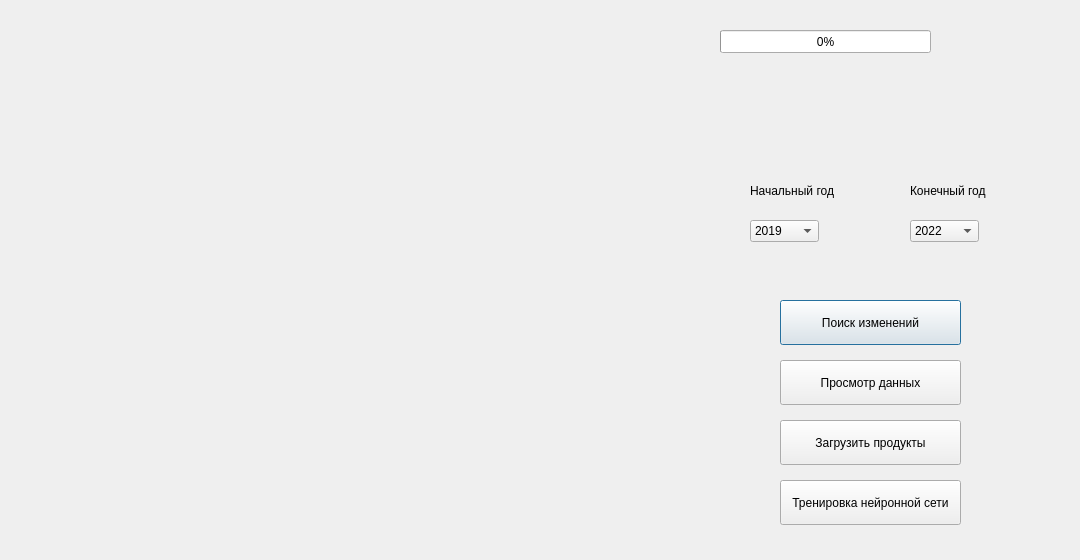
Before: the Qt Designer form change_detector/UserInterface/ui_files/change_detection_dialog.ui in MoonlightEnjoyer/ChangeDetectionPlugin, drawn with Qt 5.
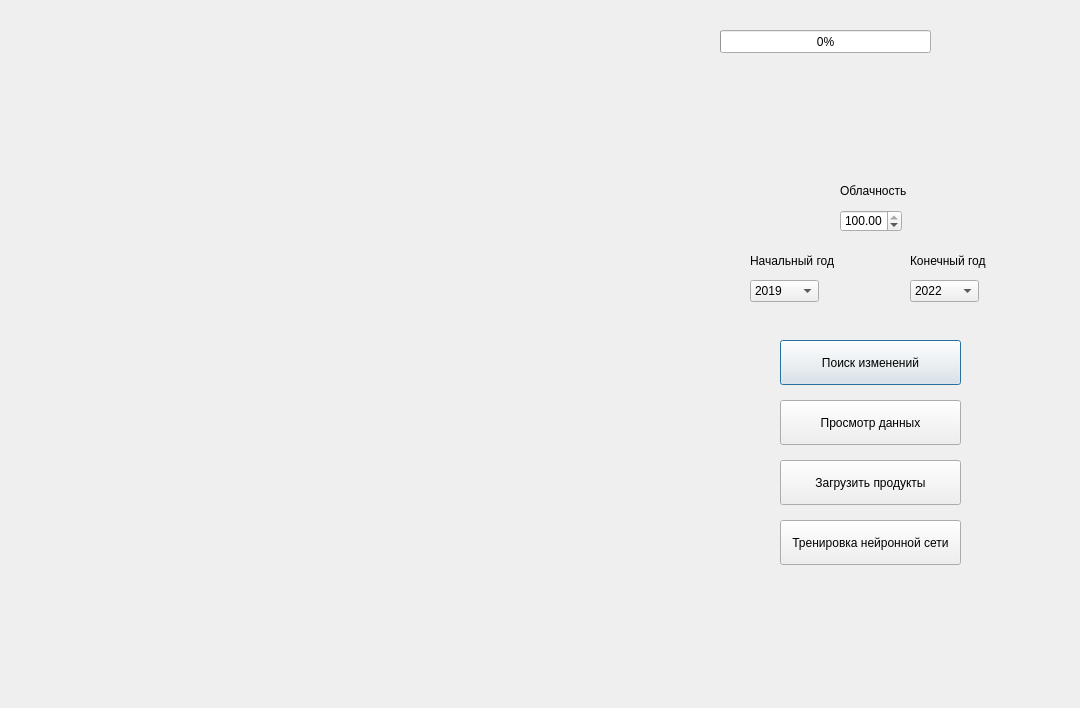
After: the same form once the commit is applied.

What changed in the file:
```diff
--- a/change_detector/UserInterface/ui_files/change_detection_dialog.ui
+++ b/change_detector/UserInterface/ui_files/change_detection_dialog.ui
@@ -7,7 +7,7 @@
     <x>0</x>
     <y>0</y>
     <width>1080</width>
-    <height>560</height>
+    <height>708</height>
    </rect>
   </property>
   <property name="windowTitle">
@@ -19,7 +19,7 @@
      <x>20</x>
      <y>20</y>
      <width>600</width>
-     <height>492</height>
+     <height>552</height>
     </rect>
    </property>
    <property name="text">
@@ -30,7 +30,7 @@
    <property name="geometry">
     <rect>
      <x>780</x>
-     <y>300</y>
+     <y>340</y>
      <width>181</width>
      <height>45</height>
     </rect>
@@ -72,7 +72,7 @@
    <property name="geometry">
     <rect>
      <x>780</x>
-     <y>360</y>
+     <y>400</y>
      <width>181</width>
      <height>45</height>
     </rect>
@@ -85,7 +85,7 @@
    <property name="geometry">
     <rect>
      <x>750</x>
-     <y>220</y>
+     <y>280</y>
      <width>69</width>
      <height>22</height>
     </rect>
@@ -115,7 +115,7 @@
    <property name="geometry">
     <rect>
      <x>910</x>
-     <y>220</y>
+     <y>280</y>
      <width>69</width>
      <height>22</height>
     </rect>
@@ -145,7 +145,7 @@
    <property name="geometry">
     <rect>
      <x>780</x>
-     <y>420</y>
+     <y>460</y>
      <width>181</width>
      <height>45</height>
     </rect>
@@ -158,7 +158,7 @@
    <property name="geometry">
     <rect>
      <x>750</x>
-     <y>180</y>
+     <y>250</y>
      <width>101</width>
      <height>21</height>
     </rect>
@@ -171,7 +171,7 @@
    <property name="geometry">
     <rect>
      <x>910</x>
-     <y>180</y>
+     <y>250</y>
      <width>101</width>
      <height>21</height>
     </rect>
@@ -184,7 +184,7 @@
    <property name="geometry">
     <rect>
      <x>780</x>
-     <y>480</y>
+     <y>520</y>
      <width>181</width>
      <height>45</height>
     </rect>
@@ -193,6 +193,35 @@
     <string>Тренировка нейронной сети</string>
    </property>
   </widget>
+  <widget class="QDoubleSpinBox" name="cloud_cover">
+   <property name="geometry">
+    <rect>
+     <x>840</x>
+     <y>210</y>
+     <width>62</width>
+     <height>22</height>
+    </rect>
+   </property>
+   <property name="maximum">
+    <double>100.000000000000000</double>
+   </property>
+   <property name="value">
+    <double>100.000000000000000</double>
+   </property>
+  </widget>
+  <widget class="QLabel" name="label_3">
+   <property name="geometry">
+    <rect>
+     <x>840</x>
+     <y>180</y>
+     <width>101</width>
+     <height>21</height>
+    </rect>
+   </property>
+   <property name="text">
+    <string>Облачность</string>
+   </property>
+  </widget>
  </widget>
  <resources/>
  <connections/>
```
